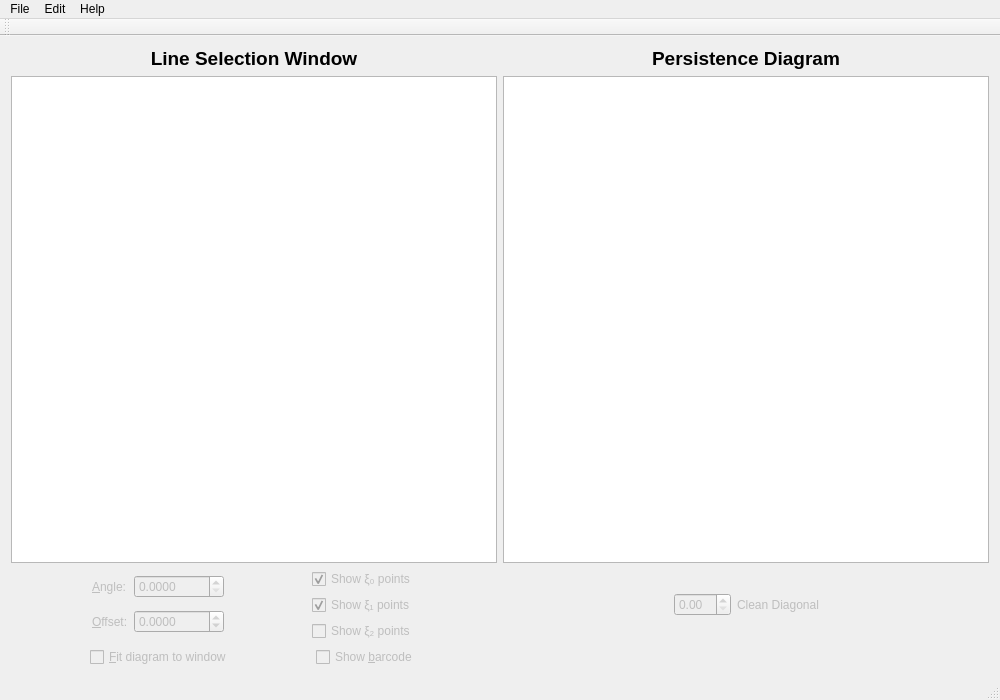
This is visualizationwindow.ui in rivetTDA/rivet as Qt 5 draws it before an edit. The edited form follows.
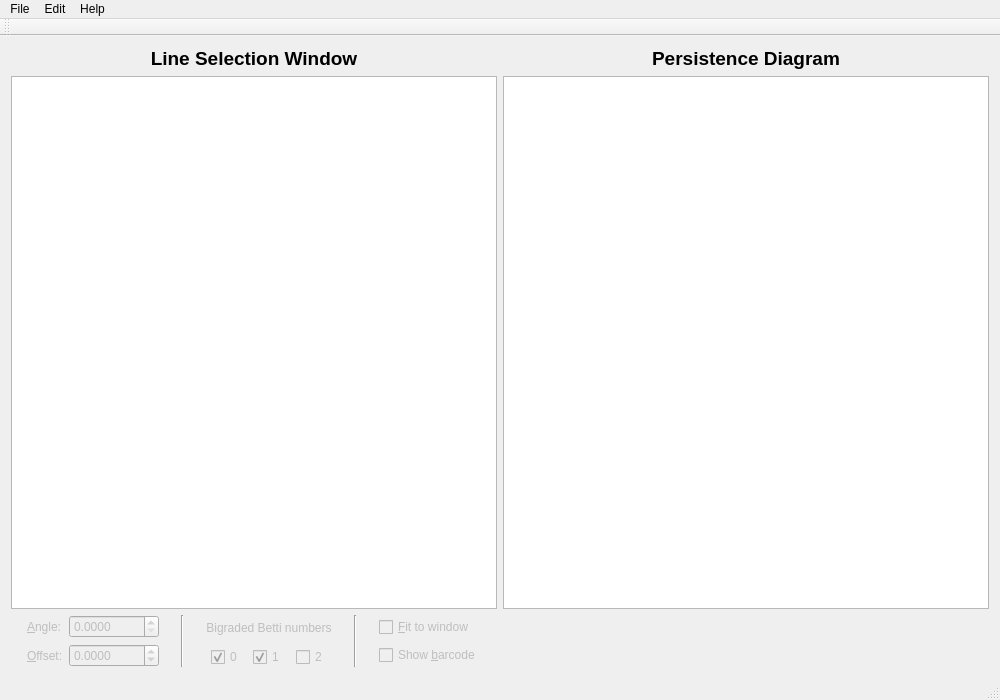
This is the edited form.

What changed in the file:
```diff
--- a/visualizationwindow.ui
+++ b/visualizationwindow.ui
@@ -16,131 +16,9 @@
   <widget class="QWidget" name="centralWidget">
    <layout class="QGridLayout" name="gridLayout_3">
     <item row="0" column="0">
-     <layout class="QGridLayout" name="gridLayout_2">
-      <item row="1" column="1">
-       <widget class="QGraphicsView" name="pdView"/>
-      </item>
-      <item row="0" column="1">
-       <widget class="QLabel" name="pdLabel">
-        <property name="minimumSize">
-         <size>
-          <width>0</width>
-          <height>0</height>
-         </size>
-        </property>
-        <property name="font">
-         <font>
-          <pointsize>14</pointsize>
-          <weight>75</weight>
-          <bold>true</bold>
-         </font>
-        </property>
-        <property name="text">
-         <string>Persistence Diagram</string>
-        </property>
-        <property name="alignment">
-         <set>Qt::AlignCenter</set>
-        </property>
-       </widget>
-      </item>
-      <item row="3" column="0">
-       <layout class="QHBoxLayout" name="horizontalLayout_checkboxes">
-        <item>
-         <spacer name="horizontalSpacer_6">
-          <property name="orientation">
-           <enum>Qt::Horizontal</enum>
-          </property>
-          <property name="sizeHint" stdset="0">
-           <size>
-            <width>40</width>
-            <height>20</height>
-           </size>
-          </property>
-         </spacer>
-        </item>
-        <item>
-         <widget class="QCheckBox" name="normCoordCheckBox">
-          <property name="enabled">
-           <bool>false</bool>
-          </property>
-          <property name="text">
-           <string>&amp;Fit diagram to window</string>
-          </property>
-         </widget>
-        </item>
-        <item>
-         <spacer name="horizontalSpacer_8">
-          <property name="orientation">
-           <enum>Qt::Horizontal</enum>
-          </property>
-          <property name="sizeHint" stdset="0">
-           <size>
-            <width>40</width>
-            <height>20</height>
-           </size>
-          </property>
-         </spacer>
-        </item>
-        <item>
-         <widget class="QCheckBox" name="barcodeCheckBox">
-          <property name="enabled">
-           <bool>false</bool>
-          </property>
-          <property name="text">
-           <string>Show &amp;barcode</string>
-          </property>
-         </widget>
-        </item>
-        <item>
-         <spacer name="horizontalSpacer_7">
-          <property name="orientation">
-           <enum>Qt::Horizontal</enum>
-          </property>
-          <property name="sizeHint" stdset="0">
-           <size>
-            <width>40</width>
-            <height>20</height>
-           </size>
-          </property>
-         </spacer>
-        </item>
-       </layout>
-      </item>
-      <item row="0" column="0">
-       <widget class="QLabel" name="sliceLabel">
-        <property name="minimumSize">
-         <size>
-          <width>0</width>
-          <height>0</height>
-         </size>
-        </property>
-        <property name="font">
-         <font>
-          <pointsize>14</pointsize>
-          <weight>75</weight>
-          <bold>true</bold>
-         </font>
-        </property>
-        <property name="text">
-         <string>Line Selection Window</string>
-        </property>
-        <property name="alignment">
-         <set>Qt::AlignCenter</set>
-        </property>
-       </widget>
-      </item>
-      <item row="1" column="0">
-       <widget class="QGraphicsView" name="sliceView">
-        <property name="verticalScrollBarPolicy">
-         <enum>Qt::ScrollBarAsNeeded</enum>
-        </property>
-        <property name="horizontalScrollBarPolicy">
-         <enum>Qt::ScrollBarAsNeeded</enum>
-        </property>
-       </widget>
-      </item>
+     <layout class="QGridLayout" name="gridLayout_main">
       <item row="2" column="0">
-       <layout class="QHBoxLayout" name="horizontalLayout_2">
+       <layout class="QHBoxLayout" name="horizontalLayout_controls">
         <item>
          <spacer name="horizontalSpacer_2">
           <property name="orientation">
@@ -148,8 +26,8 @@
           </property>
           <property name="sizeHint" stdset="0">
            <size>
-            <width>40</width>
-            <height>20</height>
+            <width>2</width>
+            <height>2</height>
            </size>
           </property>
          </spacer>
@@ -228,6 +106,26 @@
           </item>
          </layout>
         </item>
+        <item>
+         <spacer name="horizontalSpacer_1">
+          <property name="orientation">
+           <enum>Qt::Horizontal</enum>
+          </property>
+          <property name="sizeHint" stdset="0">
+           <size>
+            <width>2</width>
+            <height>2</height>
+           </size>
+          </property>
+         </spacer>
+        </item>
+        <item>
+         <widget class="Line" name="line">
+          <property name="orientation">
+           <enum>Qt::Vertical</enum>
+          </property>
+         </widget>
+        </item>
         <item>
          <spacer name="horizontalSpacer">
           <property name="orientation">
@@ -235,8 +133,8 @@
           </property>
           <property name="sizeHint" stdset="0">
            <size>
-            <width>20</width>
-            <height>20</height>
+            <width>2</width>
+            <height>2</height>
            </size>
           </property>
          </spacer>
@@ -244,43 +142,132 @@
         <item>
          <layout class="QVBoxLayout" name="verticalLayout">
           <item>
-           <widget class="QCheckBox" name="xi0CheckBox">
+           <widget class="QLabel" name="BettiLabel">
             <property name="enabled">
              <bool>false</bool>
             </property>
             <property name="text">
-             <string>Show ξ₀ points</string>
+             <string>Bigraded Betti numbers</string>
             </property>
-            <property name="checked">
-             <bool>true</bool>
+            <property name="alignment">
+             <set>Qt::AlignCenter</set>
             </property>
            </widget>
           </item>
           <item>
-           <widget class="QCheckBox" name="xi1CheckBox">
-            <property name="enabled">
-             <bool>false</bool>
-            </property>
-            <property name="text">
-             <string>Show ξ₁ points</string>
-            </property>
-            <property name="checked">
-             <bool>true</bool>
-            </property>
-           </widget>
-          </item>
-          <item>
-           <widget class="QCheckBox" name="xi2CheckBox">
-            <property name="enabled">
-             <bool>false</bool>
-            </property>
-            <property name="text">
-             <string>Show ξ₂ points</string>
-            </property>
-           </widget>
+           <layout class="QHBoxLayout" name="horizontalLayout">
+            <item>
+             <spacer name="horizontalSpacer_8">
+              <property name="orientation">
+               <enum>Qt::Horizontal</enum>
+              </property>
+              <property name="sizeHint" stdset="0">
+               <size>
+                <width>1</width>
+                <height>2</height>
+               </size>
+              </property>
+             </spacer>
+            </item>
+            <item>
+             <widget class="QCheckBox" name="xi0CheckBox">
+              <property name="enabled">
+               <bool>false</bool>
+              </property>
+              <property name="text">
+               <string>0</string>
+              </property>
+              <property name="checked">
+               <bool>true</bool>
+              </property>
+             </widget>
+            </item>
+            <item>
+             <spacer name="horizontalSpacer_9">
+              <property name="orientation">
+               <enum>Qt::Horizontal</enum>
+              </property>
+              <property name="sizeHint" stdset="0">
+               <size>
+                <width>1</width>
+                <height>2</height>
+               </size>
+              </property>
+             </spacer>
+            </item>
+            <item>
+             <widget class="QCheckBox" name="xi1CheckBox">
+              <property name="enabled">
+               <bool>false</bool>
+              </property>
+              <property name="text">
+               <string>1</string>
+              </property>
+              <property name="checked">
+               <bool>true</bool>
+              </property>
+             </widget>
+            </item>
+            <item>
+             <spacer name="horizontalSpacer_10">
+              <property name="orientation">
+               <enum>Qt::Horizontal</enum>
+              </property>
+              <property name="sizeHint" stdset="0">
+               <size>
+                <width>1</width>
+                <height>2</height>
+               </size>
+              </property>
+             </spacer>
+            </item>
+            <item>
+             <widget class="QCheckBox" name="xi2CheckBox">
+              <property name="enabled">
+               <bool>false</bool>
+              </property>
+              <property name="text">
+               <string>2</string>
+              </property>
+             </widget>
+            </item>
+            <item>
+             <spacer name="horizontalSpacer_11">
+              <property name="orientation">
+               <enum>Qt::Horizontal</enum>
+              </property>
+              <property name="sizeHint" stdset="0">
+               <size>
+                <width>1</width>
+                <height>2</height>
+               </size>
+              </property>
+             </spacer>
+            </item>
+           </layout>
           </item>
          </layout>
         </item>
+        <item>
+         <spacer name="horizontalSpacer_7">
+          <property name="orientation">
+           <enum>Qt::Horizontal</enum>
+          </property>
+          <property name="sizeHint" stdset="0">
+           <size>
+            <width>2</width>
+            <height>2</height>
+           </size>
+          </property>
+         </spacer>
+        </item>
+        <item>
+         <widget class="Line" name="line_2">
+          <property name="orientation">
+           <enum>Qt::Vertical</enum>
+          </property>
+         </widget>
+        </item>
         <item>
          <spacer name="horizontalSpacer_3">
           <property name="orientation">
@@ -288,16 +275,102 @@
           </property>
           <property name="sizeHint" stdset="0">
            <size>
-            <width>40</width>
-            <height>20</height>
+            <width>2</width>
+            <height>2</height>
+           </size>
+          </property>
+         </spacer>
+        </item>
+        <item>
+         <layout class="QVBoxLayout" name="verticalLayout_checkboxes">
+          <item>
+           <widget class="QCheckBox" name="normCoordCheckBox">
+            <property name="enabled">
+             <bool>false</bool>
+            </property>
+            <property name="text">
+             <string>&amp;Fit to window</string>
+            </property>
+           </widget>
+          </item>
+          <item>
+           <widget class="QCheckBox" name="barcodeCheckBox">
+            <property name="enabled">
+             <bool>false</bool>
+            </property>
+            <property name="text">
+             <string>Show &amp;barcode</string>
+            </property>
+           </widget>
+          </item>
+         </layout>
+        </item>
+        <item>
+         <spacer name="horizontalSpacer_6">
+          <property name="orientation">
+           <enum>Qt::Horizontal</enum>
+          </property>
+          <property name="sizeHint" stdset="0">
+           <size>
+            <width>2</width>
+            <height>2</height>
            </size>
           </property>
          </spacer>
         </item>
        </layout>
       </item>
+      <item row="0" column="0">
+       <widget class="QLabel" name="sliceLabel">
+        <property name="minimumSize">
+         <size>
+          <width>0</width>
+          <height>0</height>
+         </size>
+        </property>
+        <property name="font">
+         <font>
+          <pointsize>14</pointsize>
+          <weight>75</weight>
+          <bold>true</bold>
+         </font>
+        </property>
+        <property name="text">
+         <string>Line Selection Window</string>
+        </property>
+        <property name="alignment">
+         <set>Qt::AlignCenter</set>
+        </property>
+       </widget>
+      </item>
+      <item row="0" column="1">
+       <widget class="QLabel" name="pdLabel">
+        <property name="minimumSize">
+         <size>
+          <width>0</width>
+          <height>0</height>
+         </size>
+        </property>
+        <property name="font">
+         <font>
+          <pointsize>14</pointsize>
+          <weight>75</weight>
+          <bold>true</bold>
+         </font>
+        </property>
+        <property name="text">
+         <string>Persistence Diagram</string>
+        </property>
+        <property name="alignment">
+         <set>Qt::AlignCenter</set>
+        </property>
+       </widget>
+      </item>
+      <item row="1" column="1">
+       <widget class="QGraphicsView" name="pdView"/>
+      </item>
       <item row="2" column="1">
-       <layout class="QHBoxLayout" name="horizontalLayout">
+       <layout class="QHBoxLayout" name="horizontalLayout_pd_controls">
         <item>
          <spacer name="horizontalSpacer_4">
           <property name="orientation">
@@ -311,23 +384,6 @@
           </property>
          </spacer>
         </item>
-        <item>
-         <widget class="QDoubleSpinBox" name="doubleSpinBox">
-          <property name="enabled">
-           <bool>false</bool>
-          </property>
-         </widget>
-        </item>
-        <item>
-         <widget class="QLabel" name="cleanDiagLabel">
-          <property name="enabled">
-           <bool>false</bool>
-          </property>
-          <property name="text">
-           <string>Clean Diagonal</string>
-          </property>
-         </widget>
-        </item>
         <item>
          <spacer name="horizontalSpacer_5">
           <property name="orientation">
@@ -343,6 +399,16 @@
         </item>
        </layout>
       </item>
+      <item row="1" column="0">
+       <widget class="QGraphicsView" name="sliceView">
+        <property name="verticalScrollBarPolicy">
+         <enum>Qt::ScrollBarAsNeeded</enum>
+        </property>
+        <property name="horizontalScrollBarPolicy">
+         <enum>Qt::ScrollBarAsNeeded</enum>
+        </property>
+       </widget>
+      </item>
      </layout>
     </item>
    </layout>
```
Left out of the diff: 5 changed lines with no effect on the pictures.
